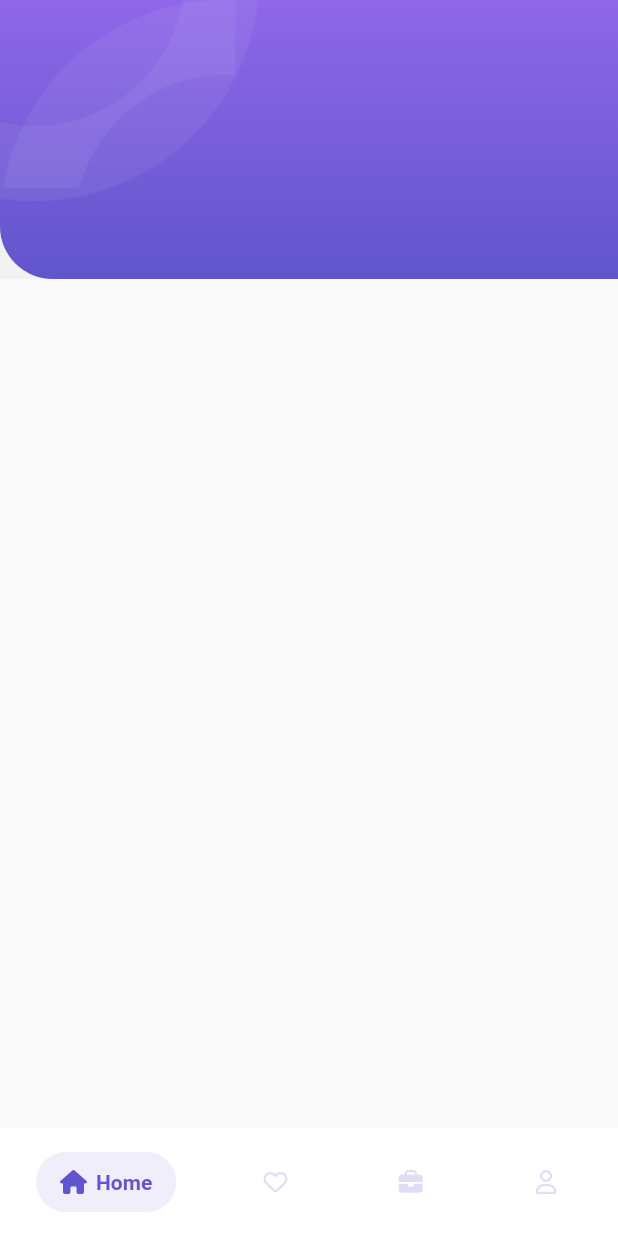
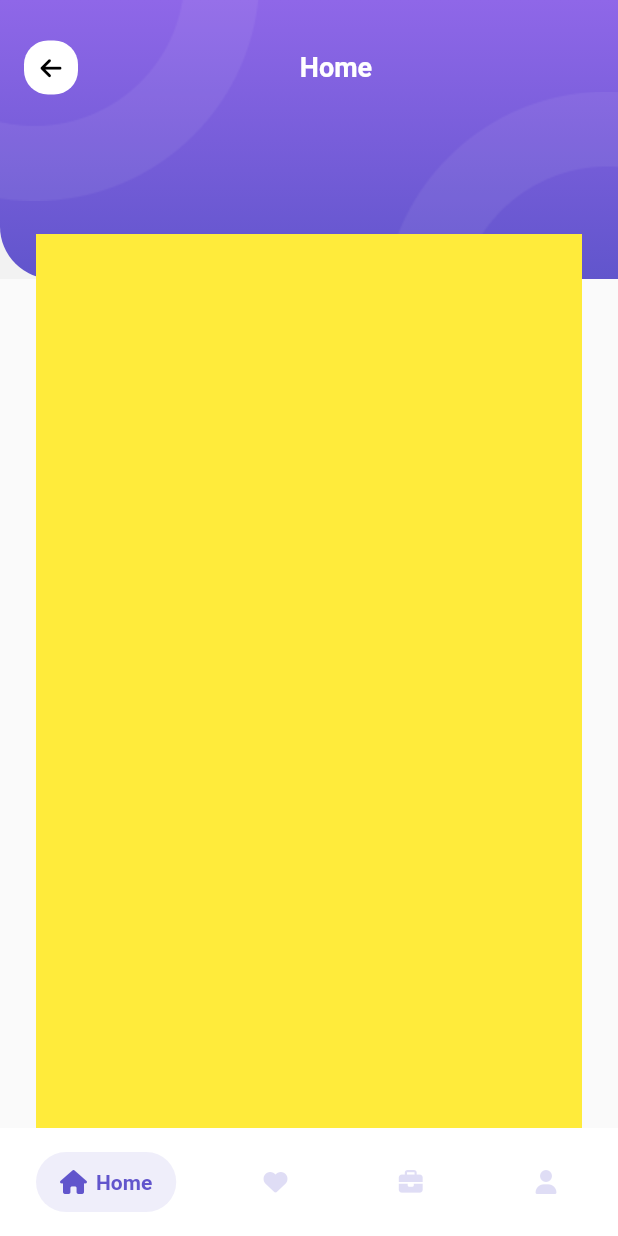
Before and after one commit to duypham1398/travel, a Flutter app: the MainApp screen opened by its route, on a phone screen of 412 x 824 dp. Run offline on Flutter 3.47's test engine with Material 2 defaults, Android fonts, the phone set to English and light mode, and no system bars; drawn by our look-alikes of salomon_bottom_bar; our stand-ins replace font_awesome_flutter, hive_flutter, smooth_page_indicator; accounts and stored records are empty.

```diff
--- a/lib/core/helper/asset_helper.dart
+++ b/lib/core/helper/asset_helper.dart
@@ -5,6 +5,6 @@ class AssetHelper {
   static const String imageIntro1 = 'assets/images/intro1.png';
   static const String imageIntro2 = 'assets/images/intro2.png';
   static const String imageIntro3 = 'assets/images/intro3.png';
-  static const String imageOval1 = 'assets/images/oval1.png';
-  static const String imageOval2 = 'assets/images/oval2.png';
+  static const String Ovaltop = 'assets/images/ovaltop.png';
+  static const String Ovalbot = 'assets/images/ovalbot.png';
 }
--- a/lib/core/representation/screens/home_screen.dart
+++ b/lib/core/representation/screens/home_screen.dart
@@ -1,5 +1,6 @@
 import 'package:flutter/material.dart';
-import 'package:travel/core/representation/widgets/appbar_container.dart';
+
+import '../widgets/appbar_container.dart';
 
 class HomeScreen extends StatefulWidget {
   const HomeScreen({Key? key}) : super(key: key);
@@ -11,6 +12,12 @@ class HomeScreen extends StatefulWidget {
 class _HomeScreenState extends State<HomeScreen> {
   @override
   Widget build(BuildContext context) {
-    return AppBarContainer();
+    return AppBarContainer(
+      titleString: 'Home',
+      implementLeading: true,
+      child: Container(
+        color: Colors.yellow,
+      ),
+    );
   }
 }
--- a/lib/core/representation/screens/main_app.dart
+++ b/lib/core/representation/screens/main_app.dart
@@ -50,13 +50,13 @@ class _MainAppState extends State<MainApp> {
                 icon: Icon(FontAwesomeIcons.house, size: kDefaultPadding),
                 title: Text('Home')),
             SalomonBottomBarItem(
-                icon: Icon(FontAwesomeIcons.heart, size: kDefaultPadding),
+                icon: Icon(FontAwesomeIcons.solidHeart, size: kDefaultPadding),
                 title: Text('Like')),
             SalomonBottomBarItem(
                 icon: Icon(FontAwesomeIcons.briefcase, size: kDefaultPadding),
                 title: Text('Booking')),
             SalomonBottomBarItem(
-                icon: Icon(FontAwesomeIcons.user, size: kDefaultPadding),
+                icon: Icon(FontAwesomeIcons.solidUser, size: kDefaultPadding),
                 title: Text('User')),
           ],
         ));
--- a/lib/core/representation/widgets/appbar_container.dart
+++ b/lib/core/representation/widgets/appbar_container.dart
@@ -1,11 +1,22 @@
 import 'package:flutter/material.dart';
+import 'package:font_awesome_flutter/font_awesome_flutter.dart';
 import 'package:travel/core/constants/color_constants.dart';
+import 'package:travel/core/constants/dismension_constants.dart';
 import 'package:travel/core/helper/asset_helper.dart';
 import 'package:travel/core/helper/image_helper.dart';
 
 class AppBarContainer extends StatelessWidget {
-  const AppBarContainer({Key? key}) : super(key: key);
-
+  const AppBarContainer(
+      {Key? key,
+      required this.child,
+      this.title,
+      this.titleString,
+      this.implementLeading = false})
+      : super(key: key);
+  final Widget child;
+  final Widget? title;
+  final String? titleString;
+  final bool implementLeading;
   @override
   Widget build(BuildContext context) {
     return Scaffold(
@@ -19,22 +30,67 @@ class AppBarContainer extends StatelessWidget {
               elevation: 0,
               toolbarHeight: 90,
               backgroundColor: ColorPalette.backgroundScaffoldColor,
+              title: title ??
+                  Row(
+                    children: [
+                      if (implementLeading)
+                        Container(
+                          decoration: BoxDecoration(
+                            borderRadius: BorderRadius.all(
+                              Radius.circular(kDefaultPadding),
+                            ),
+                            color: Colors.white,
+                          ),
+                          padding: EdgeInsets.all(kItemPadding),
+                          child: Icon(
+                            FontAwesomeIcons.arrowLeft,
+                            color: Colors.black,
+                            size: kDefaultPadding,
+                          ),
+                        ),
+                      Expanded(
+                        child: Center(
+                          child: Column(
+                            children: [
+                              Text(
+                                titleString ?? '',
+                                style: TextStyle(
+                                  fontWeight: FontWeight.bold,
+                                  fontSize: 18,
+                                ),
+                              ),
+                            ],
+                          ),
+                        ),
+                      )
+                    ],
+                  ),
               flexibleSpace: Stack(
                 children: [
                   Container(
                     decoration: BoxDecoration(
                       gradient: Gradients.defaultGradientBackground,
-                      borderRadius:
-                          BorderRadius.only(bottomLeft: Radius.circular(35)),
+                      borderRadius: BorderRadius.only(
+                        bottomLeft: Radius.circular(35),
+                      ),
                     ),
                   ),
                   Positioned(
-                      child: ImageHelper.loadFromAsset(AssetHelper.imageOval1)),
+                      top: 0,
+                      left: 0,
+                      child: ImageHelper.loadFromAsset(AssetHelper.Ovaltop)),
                   Positioned(
-                      child: ImageHelper.loadFromAsset(AssetHelper.imageOval2))
+                      bottom: 0,
+                      right: 0,
+                      child: ImageHelper.loadFromAsset(AssetHelper.Ovalbot))
                 ],
               ),
             ),
+          ),
+          Container(
+            margin: EdgeInsets.only(top: 156),
+            padding: EdgeInsets.symmetric(horizontal: kMediumPadding),
+            child: child,
           )
         ],
       ),
```
Also changed, not shown: assets/images/ovalbot.png (renamed from assets/images/oval2.png), assets/images/ovaltop.png (renamed from assets/images/oval1.png).
